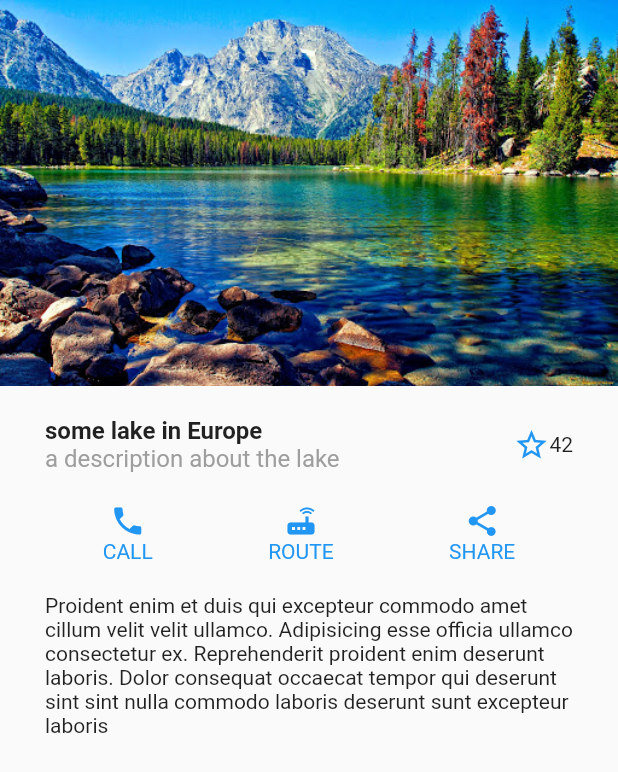
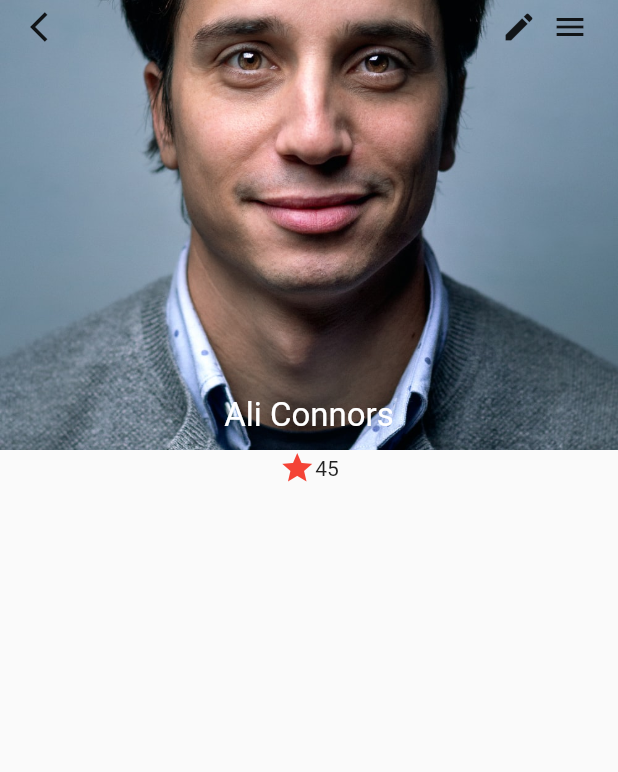
Before and after one commit to HiskelKelemework/AMP_LAB, a Flutter app: the screen it shows after launch, on a phone screen of 412 x 824 dp. Shown: the top 772 px of the screen. Run offline on Flutter 3.47's test engine with Material 2 defaults, Android fonts, the phone set to English and light mode, and no system bars.

Commit message:
stateless and stateful widgets

```diff
--- a/lib/main.dart
+++ b/lib/main.dart
@@ -6,77 +6,31 @@ import 'package:myapp/star_stateful.dart';
 void main() => runApp(MyApp());
 
 class MyApp extends StatelessWidget {
-  Widget _buildTextRow() {
-    return Row(
-      children: [
-        Expanded(
-          child: Column(
-            crossAxisAlignment: CrossAxisAlignment.start,
-            children: [
-              Text(
-                "some lake in Europe",
-                style: TextStyle(
-                  fontWeight: FontWeight.bold,
-                  fontSize: 16.0,
-                ),
-              ),
-              Text(
-                "a description about the lake",
-                style: TextStyle(
-                  fontSize: 16.0,
-                  color: Colors.grey,
-                ),
-              ),
-            ],
-          ),
-        ),
-        StarStateful(starColor: Colors.blue, count: 42),
-      ],
+  Widget _buildImage() {
+    return Image.asset(
+      "assets/portait.jpg",
+      width: double.infinity,
+      height: 300,
+      fit: BoxFit.cover,
     );
   }
 
-  Widget _buildIconRow() {
-    final textStyle = TextStyle(color: Colors.blue);
-
+  Widget _buildButtonBar() {
     return Padding(
-      padding: const EdgeInsets.symmetric(vertical: 20.0),
+      padding: const EdgeInsets.symmetric(
+        horizontal: 20.0,
+        vertical: 6.0,
+      ),
       child: Row(
-        mainAxisAlignment: MainAxisAlignment.spaceAround,
+        mainAxisAlignment: MainAxisAlignment.spaceBetween,
         children: [
-          Column(
+          Icon(Icons.arrow_back_ios),
+          Row(
+            mainAxisSize: MainAxisSize.min,
             children: [
-              Icon(
-                Icons.phone,
-                color: Colors.blue,
-              ),
-              Text(
-                "CALL",
-                style: textStyle,
-              ),
-            ],
-          ),
-          Column(
-            children: [
-              Icon(
-                Icons.router,
-                color: Colors.blue,
-              ),
-              Text(
-                "ROUTE",
-                style: textStyle,
-              ),
-            ],
-          ),
-          Column(
-            children: [
-              Icon(
-                Icons.share,
-                color: Colors.blue,
-              ),
-              Text(
-                "SHARE",
-                style: textStyle,
-              ),
+              Icon(Icons.edit),
+              SizedBox(width: 10.0),
+              Icon(Icons.menu),
             ],
           )
         ],
@@ -84,48 +38,45 @@ class MyApp extends StatelessWidget {
     );
   }
 
-  Widget _buildText() {
-    return Text(
-      "Proident enim et duis qui excepteur commodo amet cillum velit velit ullamco. Adipisicing esse officia ullamco consectetur ex. Reprehenderit proident enim deserunt laboris. Dolor consequat occaecat tempor qui deserunt sint sint nulla commodo laboris deserunt sunt excepteur laboris",
+  Widget _buildBottomText() {
+    return Align(
+      alignment: Alignment.bottomCenter,
+      child: Padding(
+        padding: const EdgeInsets.only(bottom: 10.0),
+        child: Text(
+          "Ali Connors",
+          style: TextStyle(
+            color: Colors.white,
+            fontSize: 22.0,
+          ),
+        ),
+      ),
     );
   }
 
   @override
   Widget build(BuildContext context) {
-    final colors = <Color>[
-      Colors.black,
-      Colors.red,
-      Colors.yellow,
-      Colors.green,
-      Colors.purple,
-      Colors.cyan,
-      Colors.orange,
-      Colors.brown,
-      Colors.black,
-      Colors.red,
-    ];
-
     return MaterialApp(
       debugShowCheckedModeBanner: false,
-      home: Scaffold(
+      home: SafeArea(
+        child: Scaffold(
           body: Column(
-        children: [
-          Image.asset("assets/lake.jpg"),
-          Padding(
-            padding: const EdgeInsets.symmetric(
-              horizontal: 30.0,
-              vertical: 20.0,
-            ),
-            child: Column(
-              children: [
-                _buildTextRow(),
-                _buildIconRow(),
-                _buildText(),
-              ],
-            ),
-          )
-        ],
-      )),
+            children: [
+              SizedBox(
+                height: 300.0,
+                child: Stack(
+                  children: [
+                    _buildImage(),
+                    _buildButtonBar(),
+                    _buildBottomText(),
+                  ],
+                ),
+              ),
+              StarStateful(true, 45),
+            ],
+          ),
+        ),
+      ),
     );
   }
 }
--- a/lib/star.dart
+++ b/lib/star.dart
@@ -1,25 +1,13 @@
-import 'package:flutter/cupertino.dart';
 import 'package:flutter/material.dart';
 
 class Star extends StatelessWidget {
-  final Color starColor;
-  final String text;
-
-  const Star({
-    required this.starColor,
-    required this.text,
-  });
-
   @override
   Widget build(BuildContext context) {
     return Row(
       mainAxisSize: MainAxisSize.min,
       children: [
-        Icon(
-          Icons.star,
-          color: starColor,
-        ),
-        Text(text),
+        Icon(Icons.star, color: Colors.red),
+        Text("41"),
       ],
     );
   }
--- a/lib/star_stateful.dart
+++ b/lib/star_stateful.dart
@@ -2,29 +2,24 @@ import 'package:flutter/cupertino.dart';
 import 'package:flutter/material.dart';
 
 class StarStateful extends StatefulWidget {
-  final Color starColor;
-  final int count;
+  final bool selected;
+  final int starCount;
 
-  const StarStateful({
-    required this.starColor,
-    required this.count,
-  });
+  StarStateful(this.selected, this.starCount);
 
-  @override
   _StarStatefulState createState() {
     return _StarStatefulState();
   }
 }
 
 class _StarStatefulState extends State<StarStateful> {
-  late Color starColor;
-  late int count;
-  bool selected = false;
+  late bool selected;
+  late int starCount;
 
   @override
   void initState() {
-    starColor = widget.starColor;
-    count = widget.count;
+    selected = widget.selected;
+    starCount = widget.starCount;
     super.initState();
   }
 
@@ -37,20 +32,20 @@ class _StarStatefulState extends State<StarStateful> {
           onTap: () {
             setState(() {
               if (selected) {
-                count--;
+                starCount--;
               } else {
-                count++;
+                starCount++;
               }
 
               selected = !selected;
             });
           },
           child: Icon(
-            selected ? Icons.star : Icons.star_outline,
-            color: starColor,
+            selected ? Icons.star : Icons.star_outline_outlined,
+            color: Colors.red,
           ),
         ),
-        Text("$count"),
+        Text("$starCount"),
       ],
     );
   }
```
